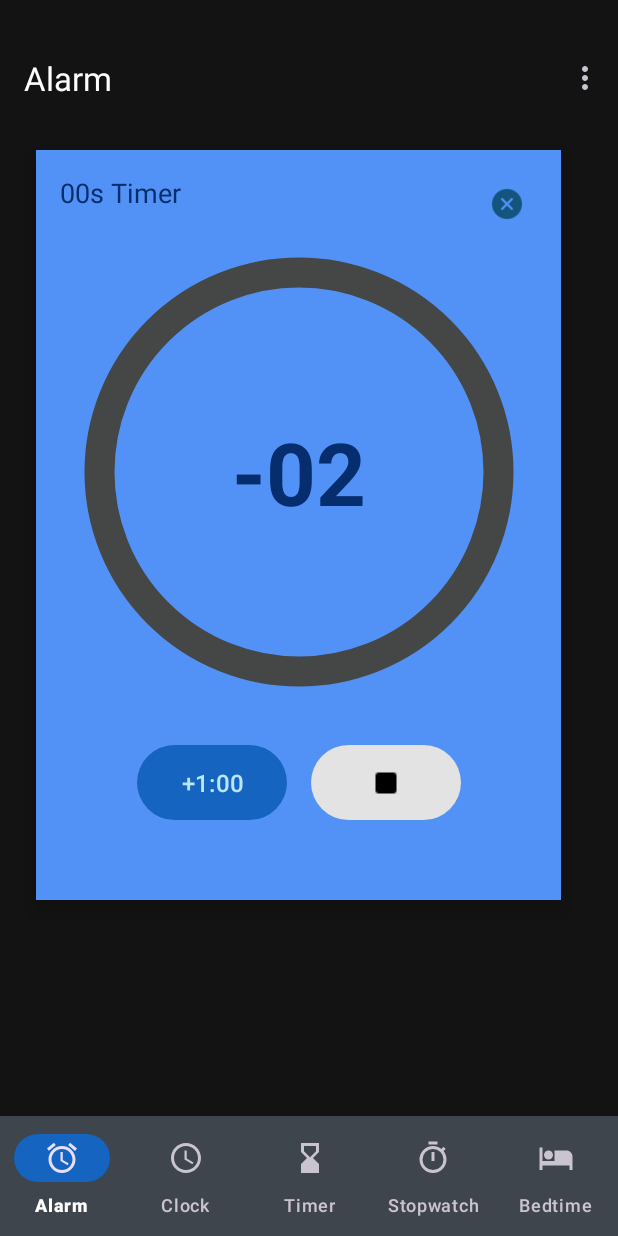
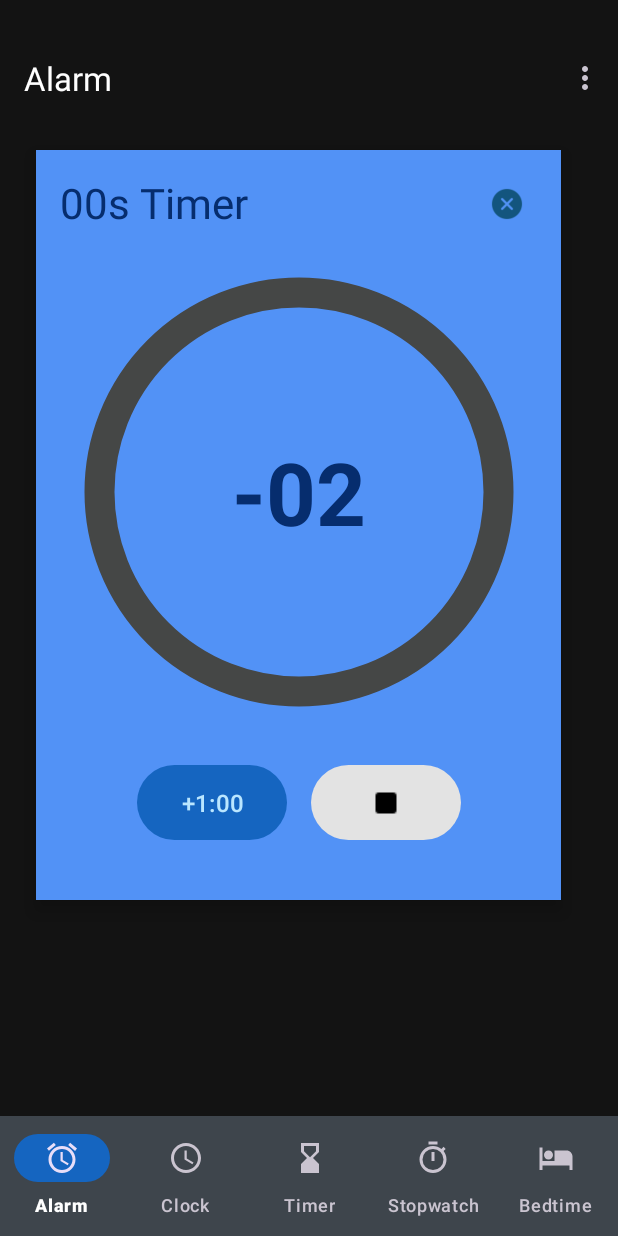
Before and after one commit to Hassan-xyx-Mudassir/Google-Clock, an Android app: the fragment TimerPopupFragment placed in its activity, on a phone screen of 412 x 824 dp. Run offline under Robolectric (Android 15) with nearby library versions, the phone set to English and light mode, and no system bars.

Commit message:
some final touches added

```diff
--- a/app/src/main/res/layout/fragment_timer_popup.xml
+++ b/app/src/main/res/layout/fragment_timer_popup.xml
@@ -15,12 +15,13 @@
         android:layout_height="500dp"
         android:layout_gravity="start"
         android:layout_marginTop="100dp"
+
         android:id="@+id/card_view"
        android:layout_marginLeft="24dp"
         android:layout_marginRight="24dp"
         android:layout_marginBottom="24dp"
         app:cardBackgroundColor="#1c1c1c"
-        app:cardCornerRadius="24dp"
+        app:cardCornerRadius="30dp"
         app:cardElevation="8dp">
 
         <!-- Main ConstraintLayout -->
@@ -36,7 +37,7 @@
                 android:layout_height="wrap_content"
                 android:text="1m 28s Timer"
                 android:textColor="#FFFFFF"
-                android:textSize="18sp"
+                android:textSize="28sp"
                 app:layout_constraintTop_toTopOf="parent"
                 app:layout_constraintStart_toStartOf="parent" />
 
```
